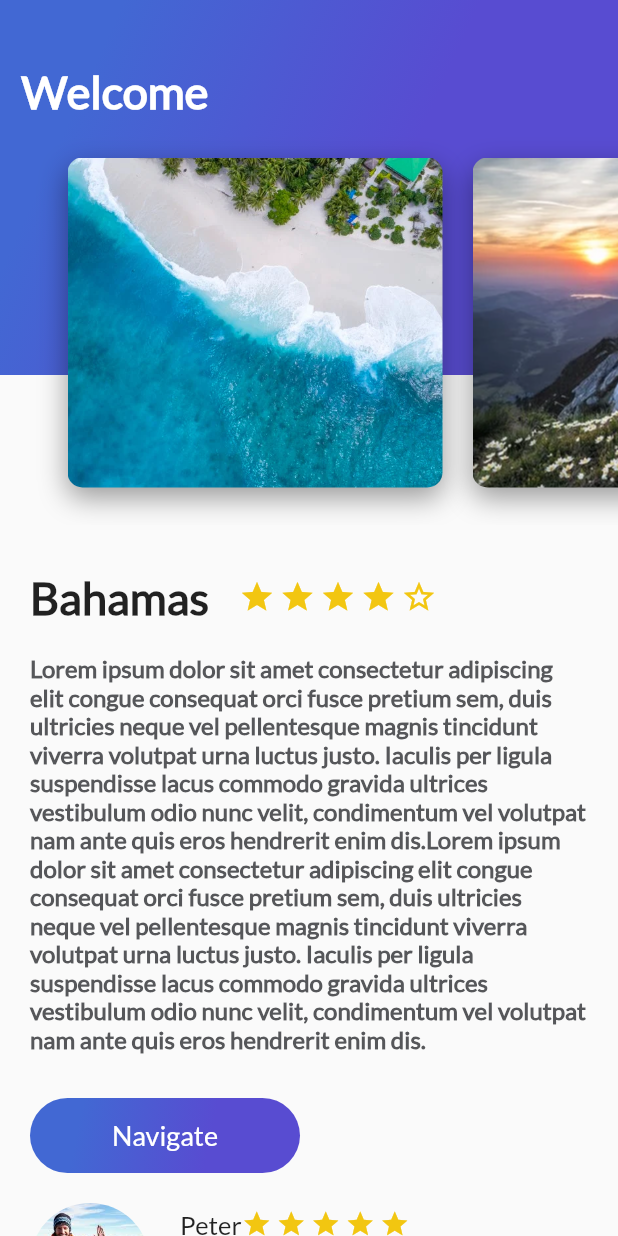
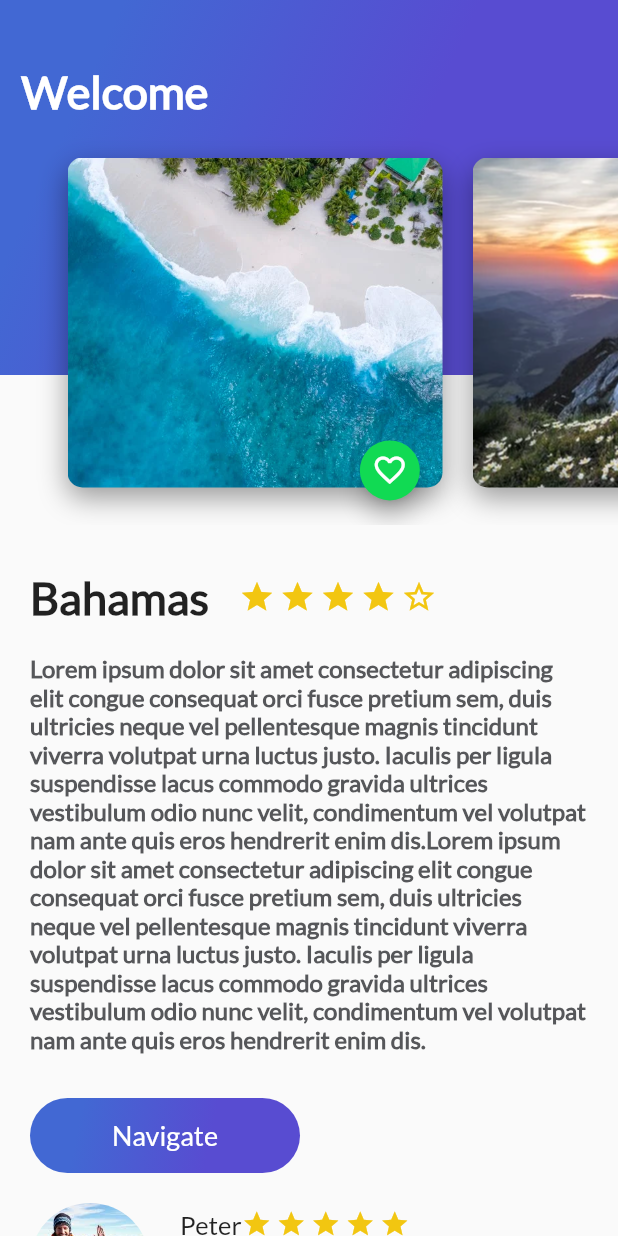
Before and after one commit to jhon0010/trips_app_flutter, a Flutter app: the screen it shows after launch, on a phone screen of 412 x 824 dp. Run offline on Flutter 3.47's test engine with Material 2 defaults, Android fonts, the phone set to English and light mode, and no system bars.

Commit message:
Favorite floating button
* FloatingActionButton
* Stateful widget
* Change the state with setState

```diff
--- a/lib/card_image.dart
+++ b/lib/card_image.dart
@@ -1,4 +1,5 @@
 import 'package:flutter/material.dart';
+import 'package:trips_app_flutter/floating_action_button_green.dart';
 
 class CardImage extends StatelessWidget {
 
@@ -33,7 +34,13 @@ class CardImage extends StatelessWidget {
       ),
     );
 
-    return card;
+    return Stack(
+      alignment: Alignment(0.9,1.1), // alignment the floating button and the card
+      children: [
+        card,
+        FloatingActionButtonGreen()
+      ],
+    );
   }
 
 }
--- /dev/null
+++ b/lib/floating_action_button_green.dart
@@ -0,0 +1,40 @@
+import 'package:flutter/material.dart';
+
+class FloatingActionButtonGreen extends StatefulWidget {
+
+  @override
+  State<StatefulWidget> createState() {
+    return _FloatingActionButtonGreen();
+  }
+
+}
+
+class _FloatingActionButtonGreen extends State<FloatingActionButtonGreen> {
+
+  bool isPressed = false;
+
+  void onPressedFav(){
+    setState(() { // Notify the framework that the internal state of this object has changed.
+      this.isPressed = !this.isPressed;
+    });
+
+    Scaffold.of(context).showSnackBar(
+        SnackBar(content: Text('Add to favorites ${this.isPressed}'))
+    );
+  }
+
+  @override
+  Widget build(BuildContext context) {
+
+    return FloatingActionButton(
+      backgroundColor: Color(0xFF11DA53),
+      mini: true,
+      tooltip: 'Fav',
+      child: Icon(
+          this.isPressed ? Icons.favorite : Icons.favorite_border
+      ),
+      onPressed: onPressedFav,
+    );
+  }
+
+}
```
